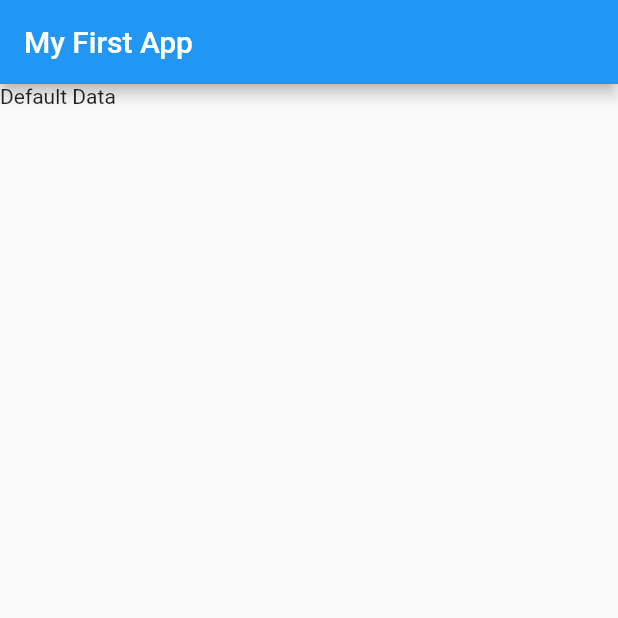
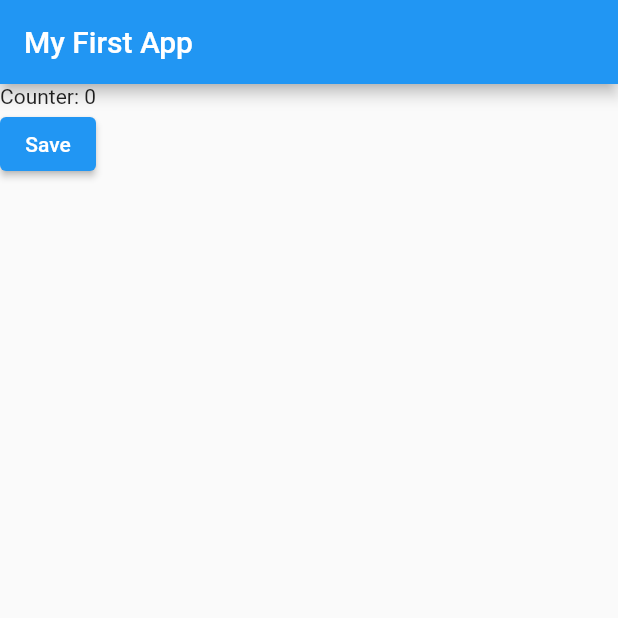
Before and after one commit to 96Daniel96/flutterpoc, a Flutter app: the screen it shows after launch, on a phone screen of 412 x 824 dp, the top half of it. Run offline on Flutter 3.47's test engine with Material 2 defaults, Android fonts, the phone set to English and light mode, and no system bars.

```diff
--- a/lib/main.dart
+++ b/lib/main.dart
@@ -2,13 +2,33 @@ import 'package:flutter/material.dart';
 
 void main() => runApp(MyApp());
 
-class MyApp extends StatelessWidget {
+class MyApp extends StatefulWidget {
+  @override
+  State<StatefulWidget> createState() {
+    return MyAppState();
+  }
+}
+
+class MyAppState extends State<MyApp> {
+  var counter = 0;
+
+  void next() {
+    setState(() {
+      counter = counter + 1;
+    });
+  }
+
   @override
   Widget build(BuildContext context) {
     /** Scaffold creates a default page that most apps use, very similar to Paper */
     return MaterialApp(
         home: Scaffold(
             appBar: AppBar(title: Text('My First App')),
-            body: Text('Default Data')));
+            body: Column(children: [
+              Text(
+                'Counter: ' + counter.toString(),
+              ),
+              ElevatedButton(child: Text('Save'), onPressed: next)
+            ])));
   }
 }
```
